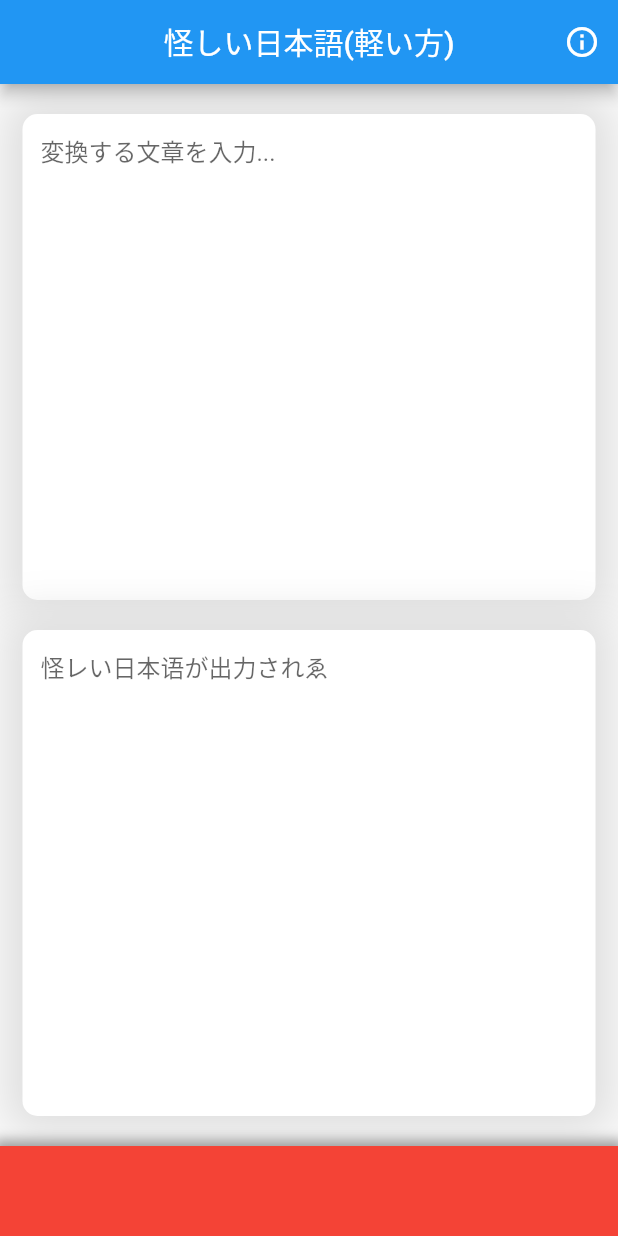
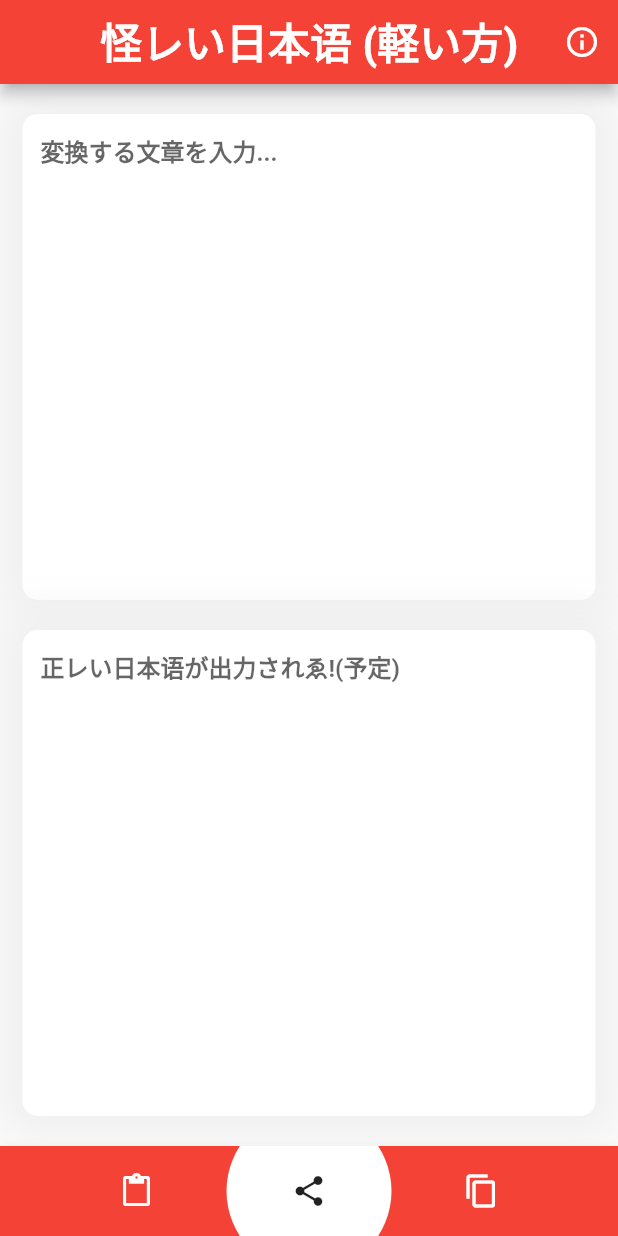
Before and after one commit to yamader/cjp-app, a Flutter app: the screen it shows after launch, on a phone screen of 412 x 824 dp. Run offline on Flutter 3.47's test engine with Material 2 defaults, Android fonts, the phone set to English and light mode, and no system bars; our stand-ins replace fluttertoast, share.

Commit message:
レイアウトとか

```diff
--- a/lib/GeneratorPage.dart
+++ b/lib/GeneratorPage.dart
@@ -1,4 +1,7 @@
 import 'package:flutter/material.dart';
+import 'package:flutter/services.dart';
+import 'package:share/share.dart';
+import 'package:fluttertoast/fluttertoast.dart';
 
 class GeneratorPage extends StatefulWidget {
   const GeneratorPage({Key? key}) : super(key: key);
@@ -8,13 +11,20 @@ class GeneratorPage extends StatefulWidget {
 }
 
 class _GeneratorPageState extends State<GeneratorPage> {
+  final _inputTextController=TextEditingController();
+  final _resTextController=TextEditingController();
+
+  void _changeText(String val){
+    setState((){
+      _resTextController.text=val;
+    });
+  }
 
   @override
   Widget build(BuildContext context) {
     return Scaffold(
         appBar: AppBar(
-          title: Text("怪しい日本語(軽い方)"),
-          centerTitle: true,
+          title: Text("怪レい日本语 (軽い方)"),
           actions: [
             IconButton(
               onPressed: ()=>Navigator.pushNamed(context,"/info"),
@@ -35,7 +45,7 @@ class _GeneratorPageState extends State<GeneratorPage> {
                     borderRadius: BorderRadius.circular(10),
                     boxShadow: [
                       BoxShadow(
-                        color: Color(0xffdddddd),
+                        color: Color(0xffeeeeee),
                         spreadRadius: 10,
                         blurRadius: 25,
                       ),
@@ -43,13 +53,18 @@ class _GeneratorPageState extends State<GeneratorPage> {
                   ),
                   child: Scrollbar(
                     child: TextField(
+                      controller: _inputTextController,
                       keyboardType: TextInputType.multiline,
                       maxLines: null,
                       expands: true,
+                      style: TextStyle(
+                        fontWeight: FontWeight.bold,
+                      ),
                       decoration: InputDecoration(
                         border: InputBorder.none,
                         hintText: "変換する文章を入力...",
                       ),
+                      onChanged: _changeText,
                     ),
                   ),
                 ),
@@ -64,7 +79,7 @@ class _GeneratorPageState extends State<GeneratorPage> {
                     borderRadius: BorderRadius.circular(10),
                     boxShadow: [
                       BoxShadow(
-                        color: Color(0xffdddddd),
+                        color: Color(0xffeeeeee),
                         spreadRadius: 10,
                         blurRadius: 25,
                       ),
@@ -72,28 +87,98 @@ class _GeneratorPageState extends State<GeneratorPage> {
                   ),
                   child: Scrollbar(
                     child: TextField(
-                      keyboardType: TextInputType.multiline,
+                      controller: _resTextController,
                       maxLines: null,
                       expands: true,
                       readOnly: true,
+                      style: TextStyle(
+                        fontWeight: FontWeight.bold,
+                      ),
                       decoration: InputDecoration(
                         border: InputBorder.none,
-                        hintText: "怪レい日本语が出力されゑ",
+                        hintText: "正レい日本语が出力されゑ!(予定)",
                       ),
                     ),
                   ),
                 ),
               ),
               Container(
+                margin: EdgeInsets.only(top: 20),
                 height: 60,
-                margin: EdgeInsets.only(top: 20,),
                 decoration: BoxDecoration(
-                  color: Colors.red,
                   boxShadow: [
                     BoxShadow(
-                      color: Colors.grey,
-                      spreadRadius: 4,
-                      blurRadius: 6,
+                      color: Color(0xffeeeeee),
+                      spreadRadius: 0,
+                      blurRadius: 4,
+                    ),
+                  ],
+                ),
+                child: Stack(
+                  alignment: AlignmentDirectional.center,
+                  children: [
+                    Container(
+                      height: 60,
+                      decoration: BoxDecoration(
+                        color: Colors.red,
+                      ),
+                    ),
+                    Positioned(
+                      height: 110,
+                      child: Container(
+                        width: 110,
+                        height: 110,
+                        decoration: BoxDecoration(
+                          shape: BoxShape.circle,
+                          color: Colors.white,
+                        ),
+                      ),
+                    ),
+                    Row(
+                      mainAxisAlignment: MainAxisAlignment.spaceEvenly,
+                      children: [
+                        IconButton(
+                          onPressed: () async {
+                            final data=await Clipboard.getData(Clipboard.kTextPlain);
+                            if(data?.text==null){
+                              Fluttertoast.showToast(msg: "Couldn't paste");
+                              return;
+                            } else if(data?.text==""){
+                              Fluttertoast.showToast(msg: "Clipboard empty");
+                              return;
+                            } else {
+                              _inputTextController.text=data?.text??""; // nullチェック
+                              Fluttertoast.showToast(msg: "Pasted");
+                              _changeText(_inputTextController.text); // onChanged代わり
+                            }
+                          },
+                          icon: Icon(Icons.paste),
+                          color: Colors.white,
+                        ),
+                        IconButton(
+                          onPressed: (){
+                            if(_resTextController.text.length==0){
+                              Share.share("贵樣!");
+                              return;
+                            }
+                            Share.share(_resTextController.text);
+                          },
+                          icon: Icon(Icons.share),
+                        ),
+                        IconButton(
+                          onPressed: () async {
+                            if(_resTextController.text.length==0){
+                              Fluttertoast.showToast(msg: "Empty");
+                              return;
+                            }
+                            final data=ClipboardData(text: _resTextController.text);
+                            await Clipboard.setData(data);
+                            Fluttertoast.showToast(msg: "Copied");
+                          },
+                          icon: Icon(Icons.copy),
+                          color: Colors.white,
+                        ),
+                      ],
                     ),
                   ],
                 ),
--- a/lib/main.dart
+++ b/lib/main.dart
@@ -1,4 +1,6 @@
 import 'package:flutter/material.dart';
+import 'package:flutter/services.dart';
+
 import 'package:cjp/GeneratorPage.dart';
 import 'package:cjp/InfoPage.dart';
 
@@ -11,13 +13,25 @@ class App extends StatelessWidget {
 
   @override
   Widget build(BuildContext context) {
+    SystemChrome.setSystemUIOverlayStyle(SystemUiOverlayStyle(
+      statusBarColor: Colors.transparent,
+    ));
+
     return MaterialApp(
       title: "怪レい日本语",
       theme: ThemeData(
+        appBarTheme: AppBarTheme(
+          backgroundColor: Colors.red,
+          centerTitle: true,
+          titleTextStyle: TextStyle(
+            fontWeight: FontWeight.w900,
+            fontSize: 28,
+          ),
+        ),
         pageTransitionsTheme: const PageTransitionsTheme(
           builders: {
             TargetPlatform.android: CupertinoPageTransitionsBuilder(),
-          }
+          },
         ),
       ),
       routes: {
--- a/pubspec.yaml
+++ b/pubspec.yaml
@@ -10,6 +10,9 @@ environment:
 dependencies:
   flutter:
     sdk: flutter
+  js: ^0.6.3
+  share: ^2.0.4
+  fluttertoast: ^8.0.8
 dev_dependencies:
   flutter_test:
     sdk: flutter
```
Also changed, not shown: lib/InfoPage.dart (+21 -5 lines).
